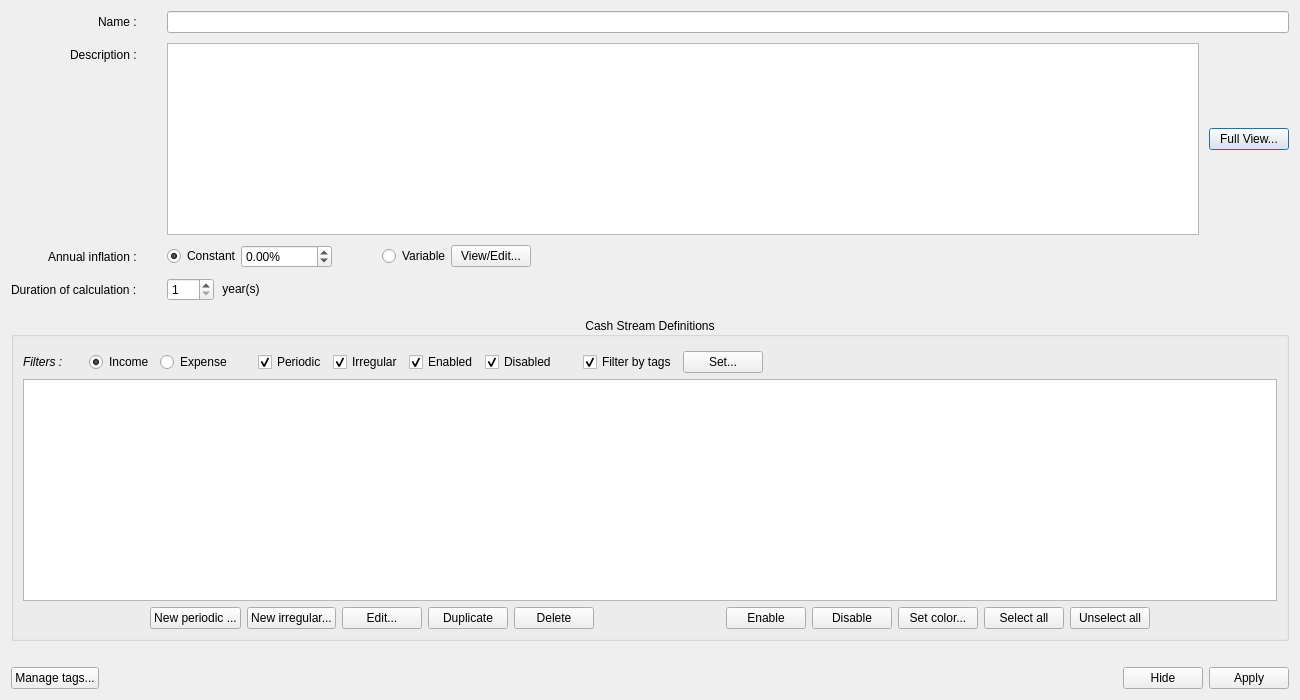
This is src/editscenariodialog.ui in redmoon1945/gbp as Qt 5 draws it before an edit. The edited form follows.
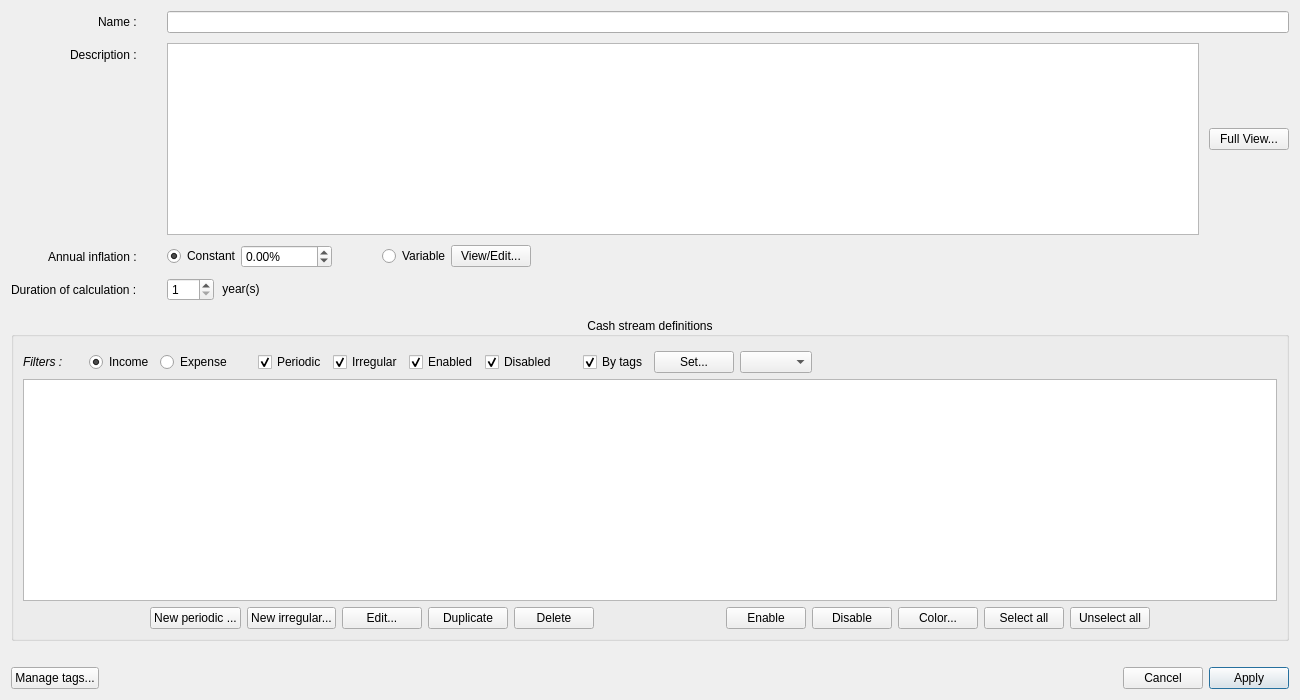
This is the edited form.

What changed in the file:
```diff
--- a/src/editscenariodialog.ui
+++ b/src/editscenariodialog.ui
@@ -100,6 +100,9 @@
          <property name="text">
           <string>Full View...</string>
          </property>
+         <property name="autoDefault">
+          <bool>false</bool>
+         </property>
         </widget>
        </item>
       </layout>
@@ -308,7 +311,7 @@
         </sizepolicy>
        </property>
        <property name="title">
-        <string>Cash Stream Definitions</string>
+        <string>Cash stream definitions</string>
        </property>
        <property name="alignment">
         <set>Qt::AlignmentFlag::AlignCenter</set>
@@ -482,7 +485,7 @@
              <string>&lt;html&gt;&lt;head/&gt;&lt;body&gt;&lt;p&gt;if &lt;span style=&quot; font-weight:700;&quot;&gt;checked&lt;/span&gt; : It enables &amp;quot;Tags Filtering&amp;quot; : Use tags links to further limit which Cash Stream Definitions are displayed (click the button to the right to select these tags)&lt;/p&gt;&lt;p&gt;if &lt;span style=&quot; font-weight:700;&quot;&gt;unchecked&lt;/span&gt; : It disables &amp;quot;Tag Filtering&amp;quot; : links with tags are &lt;span style=&quot; text-decoration: underline;&quot;&gt;not&lt;/span&gt; considered when determining which Cash Stream Definitions are displayed&lt;/p&gt;&lt;p&gt;&lt;br/&gt;&lt;/p&gt;&lt;/body&gt;&lt;/html&gt;</string>
             </property>
             <property name="text">
-             <string>Filter by tags</string>
+             <string>By tags</string>
             </property>
             <property name="checked">
              <bool>true</bool>
@@ -497,6 +500,16 @@
             <property name="text">
              <string>Set...</string>
             </property>
+            <property name="autoDefault">
+             <bool>false</bool>
+            </property>
+           </widget>
+          </item>
+          <item>
+           <widget class="QComboBox" name="filterTagsCombinationComboBox">
+            <property name="toolTip">
+             <string>&lt;html&gt;&lt;head/&gt;&lt;body&gt;&lt;p&gt;Set how the selected tags are combined to affect the display of CSD.&lt;/p&gt;&lt;p&gt;&lt;span style=&quot; font-weight:700;&quot;&gt;All required :&lt;/span&gt; Any CSD displayed must be linked to &lt;span style=&quot; text-decoration: underline;&quot;&gt;ALL&lt;/span&gt; these tags&lt;/p&gt;&lt;p&gt;&lt;span style=&quot; font-weight:700;&quot;&gt;At least one : &lt;/span&gt;Any CSD displayed must be linked to &lt;span style=&quot; text-decoration: underline;&quot;&gt;AT LEAST ONE&lt;/span&gt; of these tags&lt;/p&gt;&lt;p&gt;&lt;span style=&quot; font-weight:700;&quot;&gt;None of those : &lt;/span&gt;Any CSD displayed must&lt;span style=&quot; font-weight:700;&quot;/&gt;&lt;span style=&quot; text-decoration: underline;&quot;&gt;NOT&lt;/span&gt; be linked to &lt;span style=&quot; text-decoration: underline;&quot;&gt;ANY&lt;/span&gt; of these tags&lt;/p&gt;&lt;/body&gt;&lt;/html&gt;</string>
+            </property>
            </widget>
           </item>
           <item>
@@ -543,7 +556,7 @@
             </property>
             <property name="sizeHint" stdset="0">
              <size>
-              <width>40</width>
+              <width>20</width>
               <height>20</height>
              </size>
             </property>
@@ -638,7 +651,10 @@
              <string>&lt;html&gt;&lt;head/&gt;&lt;body&gt;&lt;p&gt;Select a color and use it to colorize the name of each Cash Stream Definition selected.&lt;/p&gt;&lt;/body&gt;&lt;/html&gt;</string>
             </property>
             <property name="text">
-             <string>Set color...</string>
+             <string>Color...</string>
+            </property>
+            <property name="autoDefault">
+             <bool>false</bool>
             </property>
            </widget>
           </item>
@@ -663,7 +679,7 @@
             </property>
             <property name="sizeHint" stdset="0">
              <size>
-              <width>40</width>
+              <width>20</width>
               <height>20</height>
              </size>
             </property>
@@ -720,7 +736,13 @@
      <item>
       <widget class="QPushButton" name="cancelPushButton">
        <property name="text">
-        <string>Hide</string>
+        <string>Cancel</string>
+       </property>
+       <property name="autoDefault">
+        <bool>false</bool>
+       </property>
+       <property name="default">
+        <bool>false</bool>
        </property>
       </widget>
      </item>
@@ -738,6 +760,12 @@
        <property name="text">
         <string>Apply</string>
        </property>
+       <property name="autoDefault">
+        <bool>false</bool>
+       </property>
+       <property name="default">
+        <bool>true</bool>
+       </property>
       </widget>
      </item>
     </layout>
```
Left out of the diff: 48 changed lines with no effect on the pictures.
